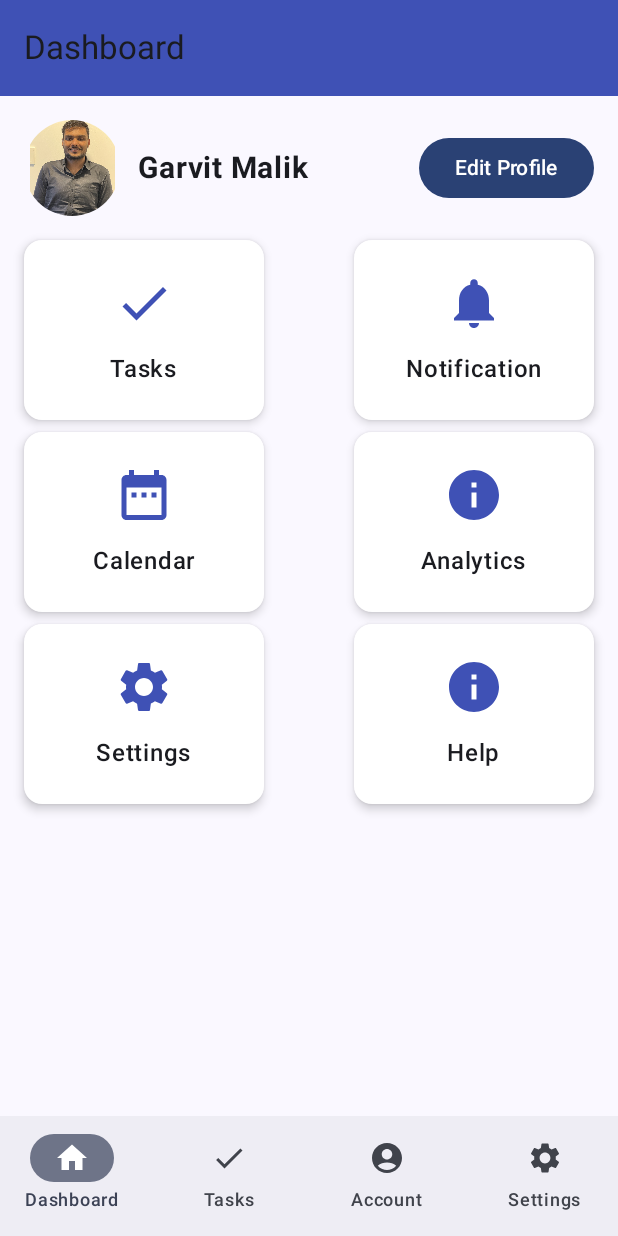
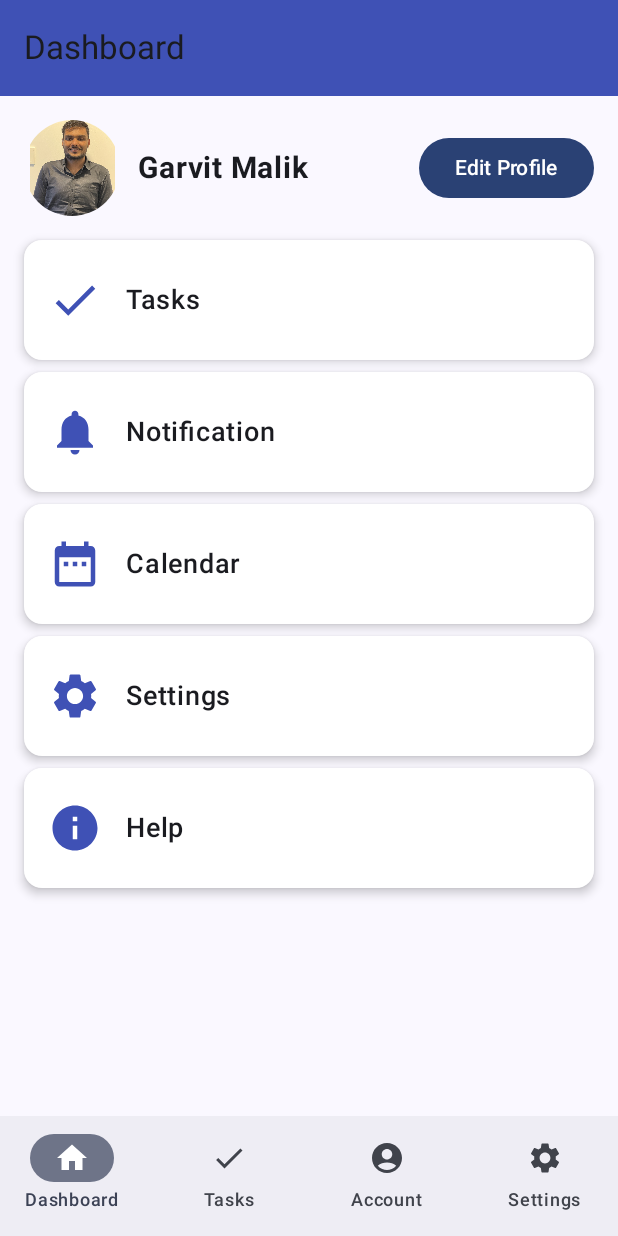
Before and after one commit to garvitmalik2121/MalikStudentStudyTime, an Android app built with Jetpack Compose: the screen it shows after launch (MainActivity), on a phone screen of 412 x 824 dp. Run offline under Robolectric (Android 15) with nearby library versions, the phone set to English and light mode, and no system bars; our stand-ins replace Room's generated code.

Commit message:
change dashboard layout

```diff
--- a/app/src/main/java/com/malik21/malikstudentstudytime/screen/DashboardScreen.kt
+++ b/app/src/main/java/com/malik21/malikstudentstudytime/screen/DashboardScreen.kt
@@ -97,44 +97,26 @@ fun ProfileHeader(userName: String, profileImage: androidx.compose.ui.graphics.p
 fun DashboardGrid(navController: NavController) {
     val cards = listOf(
         "Tasks" to Icons.Default.Check,
-        "Notification" to Icons.Default.Notifications, // ✅ Renamed from "Messages" to "Notification"
+        "Notification" to Icons.Default.Notifications,
         "Calendar" to Icons.Default.DateRange,
-        "Analytics" to Icons.Default.Info,
         "Settings" to Icons.Default.Settings,
         "Help" to Icons.Default.Info
     )
 
-    Column {
-        for (i in cards.indices step 2) {
-            Row(
+    Column(
         modifier = Modifier.fillMaxWidth(),
-                horizontalArrangement = Arrangement.SpaceBetween
+        verticalArrangement = Arrangement.spacedBy(8.dp) // spacing between cards
     ) {
-                DashboardCard(cards[i].first, cards[i].second) {
-                    // ✅ Navigation logic for each card
-                    when (cards[i].first) {
+        cards.forEach { (title, icon) ->
+            DashboardCard(title, icon) {
+                when (title) {
                     "Tasks" -> navController.navigate("tasks")
                     "Notification" -> navController.navigate("notification")
                     "Calendar" -> navController.navigate("calendar")
-                        "Analytics" -> navController.navigate("analytics")
                     "Settings" -> navController.navigate("settings")
                     "Help" -> navController.navigate("help")
                 }
             }
-                if (i + 1 < cards.size) {
-                    DashboardCard(cards[i + 1].first, cards[i + 1].second) {
-                        when (cards[i + 1].first) {
-                            "Tasks" -> navController.navigate("tasks")
-                            "Notification" -> navController.navigate("notification")
-                            "Calendar" -> navController.navigate("calendar")
-                            "Analytics" -> navController.navigate("analytics")
-                            "Settings" -> navController.navigate("settings")
-                            "Help" -> navController.navigate("help")
-                        }
-                    }
-                }
-            }
-            Spacer(modifier = Modifier.height(8.dp))
         }
     }
 }
@@ -143,22 +125,21 @@ fun DashboardGrid(navController: NavController) {
 fun DashboardCard(title: String, icon: ImageVector, onClick: () -> Unit) {
     Card(
         modifier = Modifier
-            .width(160.dp)
-            .height(120.dp)
+            .fillMaxWidth()  // full width card
+            .height(80.dp)    // slightly smaller height for single column layout
             .clickable(onClick = onClick),
         colors = CardDefaults.cardColors(containerColor = Color.White),
         elevation = CardDefaults.cardElevation(defaultElevation = 4.dp)
     ) {
-        Column(
+        Row(
             modifier = Modifier
                 .fillMaxSize()
-                .padding(16.dp),
-            verticalArrangement = Arrangement.Center,
-            horizontalAlignment = Alignment.CenterHorizontally
+                .padding(horizontal = 16.dp),
+            verticalAlignment = Alignment.CenterVertically
         ) {
-            Icon(icon, contentDescription = title, tint = Color(0xFF3F51B5), modifier = Modifier.size(40.dp))
-            Spacer(modifier = Modifier.height(12.dp))
-            Text(title, fontWeight = FontWeight.Medium, fontSize = 16.sp)
+            Icon(icon, contentDescription = title, tint = Color(0xFF3F51B5), modifier = Modifier.size(36.dp))
+            Spacer(modifier = Modifier.width(16.dp))
+            Text(title, fontWeight = FontWeight.Medium, fontSize = 18.sp)
         }
     }
 }
```
Lines whose indentation alone changed are shown as unchanged.
